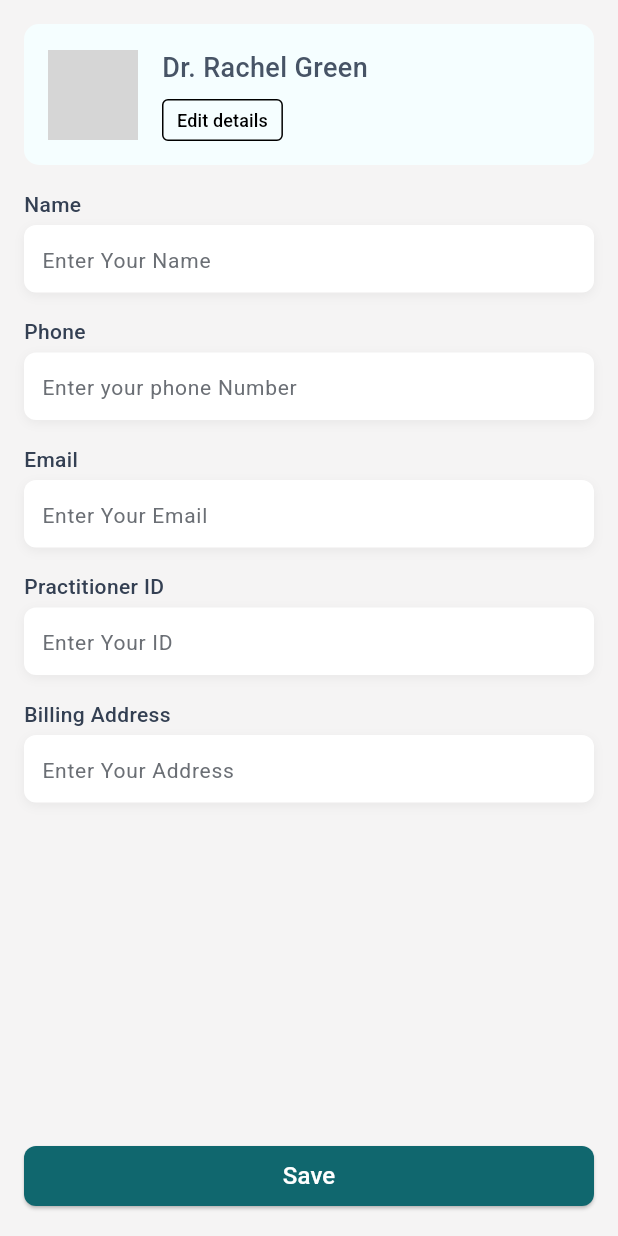
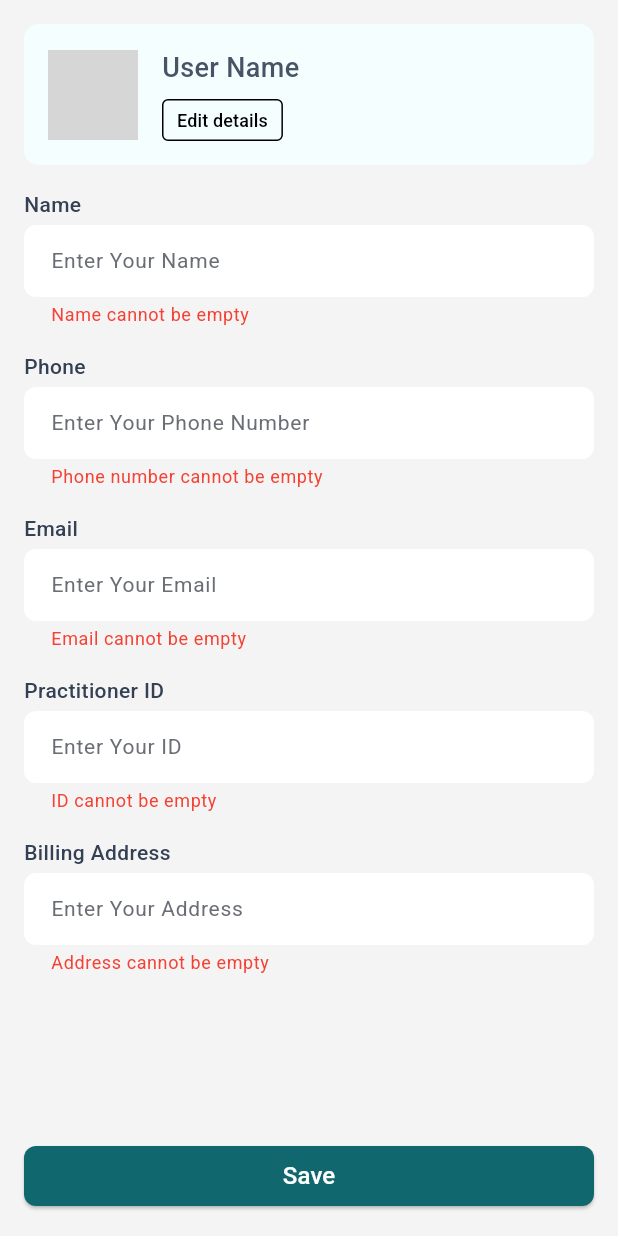
Before and after one commit to vmdirfan3/pharma_connect, a Flutter app: the ProfileView screen opened directly, after a tap on "Edit details", after a tap on "Save", on a phone screen of 412 x 824 dp. Run offline on Flutter 3.47's test engine with Material 3 defaults, Android fonts, the phone set to English and light mode, and no system bars; our stand-ins replace carousel_slider, cloud_firestore, dots_indicator, firebase_core, flutter_svg; accounts and stored records are empty; network calls fail; grey boxes are pictures that could not be loaded.

```diff
--- a/lib/modules/product_details/view/product_detail_screen.dart
+++ b/lib/modules/product_details/view/product_detail_screen.dart
@@ -40,7 +40,7 @@ class ProductDetailScreen extends StatelessWidget {
                               image: AssetImage(
                                 url ?? "",
                               ),
-                              fit: BoxFit.fill,
+                              fit: BoxFit.contain,
                             ),
                             borderRadius: BorderRadius.circular(8)),
                       ))
--- a/lib/modules/profile/controller/profile_controller.dart
+++ b/lib/modules/profile/controller/profile_controller.dart
@@ -3,7 +3,7 @@ import 'package:flutter/cupertino.dart';
 
 class ProfileController with ChangeNotifier {
   ProfileController(){
-    print("object hi bro");
+  fetchData();
   }
   final FirebaseFirestore _firestore = FirebaseFirestore.instance;
 
@@ -12,7 +12,7 @@ class ProfileController with ChangeNotifier {
   TextEditingController emailController = TextEditingController();
   TextEditingController idController = TextEditingController();
   TextEditingController addressController = TextEditingController();
-
+  final formKey = GlobalKey<FormState>();
   bool _isEditing = false;
 
   String? _documentId;
@@ -33,7 +33,7 @@ class ProfileController with ChangeNotifier {
         _documentId = doc.id; // Store document ID for updates
 
         final data = doc.data();
-
+        print("object $data");
         nameController.text = data['name'] ?? '';
         phoneController.text = data['phone'] ?? '';
         emailController.text = data['email'] ?? '';
--- a/lib/modules/profile/view/profile_view.dart
+++ b/lib/modules/profile/view/profile_view.dart
@@ -2,18 +2,22 @@ import 'package:flutter/material.dart';
 import 'package:pharma_connect/modules/profile/controller/profile_controller.dart';
 import 'package:pharma_connect/utils/index.dart';
 import 'package:provider/provider.dart';
+
+import '../../../utils/regex.dart';
 
 class ProfileView extends StatelessWidget {
   const ProfileView({Key? key}) : super(key: key);
 
   @override
   Widget build(BuildContext context) {
-    final profileProvider=Provider.of<ProfileController>(context);
+    final profileProvider = Provider.of<ProfileController>(context);
     return Scaffold(
       backgroundColor: AppColorConst.dashboardBG, // Background color
       body: SingleChildScrollView(
         child: Padding(
           padding: const EdgeInsets.symmetric(horizontal: 16.0),
+          child: Form(
+            key: profileProvider.formKey,
             child: Column(
               crossAxisAlignment: CrossAxisAlignment.start,
               children: [
@@ -30,7 +34,8 @@ class ProfileView extends StatelessWidget {
                       ClipRRect(
                         borderRadius: BorderRadius.circular(8),
                         child: Image.network(
-                        'https://i.ibb.co/gMDTMMg/Avatar.png', // Replace with your image asset path
+                          'https://i.ibb.co/gMDTMMg/Avatar.png',
+                          // Replace with your image asset path
                           width: 60,
                           height: 60,
                           fit: BoxFit.cover,
@@ -40,8 +45,8 @@ class ProfileView extends StatelessWidget {
                       Column(
                         crossAxisAlignment: CrossAxisAlignment.start,
                         children: [
-                        const Text(
-                          'Dr. Rachel Green',
+                          Text(
+                            profileProvider.nameController.text.isNotEmpty?profileProvider.nameController.text:"User Name",
                             style: TextStyle(
                               color: Color(0xFF475466),
                               fontSize: 18,
@@ -54,15 +59,16 @@ class ProfileView extends StatelessWidget {
                             height: 28,
                             child: ElevatedButton(
                               style: ElevatedButton.styleFrom(
-                              padding: const EdgeInsets.symmetric(
-                                  horizontal: 10),
+                                  padding:
+                                      const EdgeInsets.symmetric(horizontal: 10),
                                   backgroundColor: Colors.transparent,
                                   elevation: 0,
                                   side: const BorderSide(width: 1),
-                              shape: RoundedRectangleBorder(borderRadius: BorderRadius.circular(4))
-                            ),
+                                  shape: RoundedRectangleBorder(
+                                      borderRadius: BorderRadius.circular(4))),
                               onPressed: () {
-                              profileProvider.isEditing = !profileProvider.isEditing;
+                                profileProvider.isEditing =
+                                    !profileProvider.isEditing;
                               },
                               child: const Text(
                                 'Edit details',
@@ -80,17 +86,42 @@ class ProfileView extends StatelessWidget {
                 ),
                 // Input Fields
                 buildLabel('Name'),
-              buildField('Enter Your Name',controller: profileProvider.nameController,isEditable: profileProvider.isEditing),
+                buildField(
+                  'Enter Your Name',
+                  controller: profileProvider.nameController,
+                  validator: nameValidator,
+                  isEditable: profileProvider.isEditing,
+                ),
                 buildLabel('Phone'),
-              buildField('Enter your phone Number',controller: profileProvider.phoneController,isEditable: profileProvider.isEditing),
+                buildField(
+                  'Enter Your Phone Number',
+                  controller: profileProvider.phoneController,
+                  validator: phoneValidator,
+                  isEditable: profileProvider.isEditing,
+                ),
                 buildLabel('Email'),
-              buildField('Enter Your Email',controller: profileProvider.emailController,isEditable: profileProvider.isEditing),
+                buildField(
+                  'Enter Your Email',
+                  controller: profileProvider.emailController,
+                  validator: emailValidator,
+                  isEditable: profileProvider.isEditing,
+                ),
                 buildLabel('Practitioner ID'),
-              buildField('Enter Your ID',controller: profileProvider.idController,isEditable: profileProvider.isEditing),
+                buildField(
+                  'Enter Your ID',
+                  controller: profileProvider.idController,
+                  validator: idValidator,
+                  isEditable: profileProvider.isEditing,
+                ),
                 buildLabel('Billing Address'),
-              buildField('Enter Your Address',controller: profileProvider.addressController,isEditable: profileProvider.isEditing),
-
+                buildField(
+                  'Enter Your Address',
+                  controller: profileProvider.addressController,
+                  validator: addressValidator,
+                  isEditable: profileProvider.isEditing,
+                ),
               ],
+            ),
           ),
         ),
       ),
@@ -104,7 +135,9 @@ class ProfileView extends StatelessWidget {
                       borderRadius: BorderRadius.circular(8)),
                 ),
                 onPressed: () {
+                  if (profileProvider.formKey.currentState?.validate() ?? false) {
                     profileProvider.updateData();
+                  }
                 },
                 child: const Text(
                   'Save',
@@ -135,38 +168,41 @@ class ProfileView extends StatelessWidget {
     );
   }
 
-  Widget buildField(String hintText,
-      {TextEditingController? controller, bool isEditable = false}) {
-    return Container(
-      height: 45,
-      padding: const EdgeInsets.symmetric(horizontal: 12),
-      decoration: BoxDecoration(
-        color: Colors.white,
-        borderRadius: BorderRadius.circular(8),
-        boxShadow: [
-          BoxShadow(
-            color: Colors.black.withOpacity(0.05),
-            blurRadius: 5,
-            offset: const Offset(0, 2),
-          ),
-        ],
-      ),
-      child: TextField(
+  Widget buildField(
+    String hintText, {
+    required TextEditingController controller,
+    required String? Function(String?) validator, // Add validator
+    bool isEditable = false,
+  }) {
+    return Column(
+      crossAxisAlignment: CrossAxisAlignment.start,
+      children: [
+        TextFormField(
           controller: controller,
-        readOnly: !isEditable, // Disable editing based on state
+          readOnly: !isEditable,
+          validator: validator,
           style: const TextStyle(
             fontSize: 14,
             color: Color(0xFF6B6F75),
           ),
-        decoration: InputDecoration(
+          decoration: InputDecoration(fillColor: Colors.white,filled: true,
             hintText: hintText,
             hintStyle: const TextStyle(
               fontSize: 14,
               color: Color(0xFF6B6F75),
             ),
-          border: InputBorder.none,
-          contentPadding: EdgeInsets.zero,
+            border: OutlineInputBorder(
+              borderSide: BorderSide.none,
+              borderRadius: BorderRadius.circular(8),
+            ),
+            errorStyle: const TextStyle(
+              fontSize: 12,
+              color: Colors.red,
+            ),
+            contentPadding: const EdgeInsets.symmetric(horizontal: 14,vertical: 10),
           ),
         ),
+      ],
     );
-  }}
+  }
+}
--- /dev/null
+++ b/lib/utils/regex.dart
@@ -0,0 +1,45 @@
+String? nameValidator(String? value) {
+  if (value == null || value.isEmpty) {
+    return "Name cannot be empty";
+  }
+  if (!RegExp(r'^[a-zA-Z\s]+$').hasMatch(value)) {
+    return "Enter a valid name (letters only)";
+  }
+  return null;
+}
+
+String? phoneValidator(String? value) {
+  if (value == null || value.isEmpty) {
+    return "Phone number cannot be empty";
+  }
+  if (!RegExp(r'^\d{10}$').hasMatch(value)) {
+    return "Enter a valid 10-digit phone number";
+  }
+  return null;
+}
+
+String? emailValidator(String? value) {
+  if (value == null || value.isEmpty) {
+    return "Email cannot be empty";
+  }
+  if (!RegExp(r'^[\w-\.]+@([\w-]+\.)+[\w-]{2,4}$').hasMatch(value)) {
+    return "Enter a valid email address";
+  }
+  return null;
+}
+
+// Validator for Practitioner ID
+String? idValidator(String? value) {
+  if (value == null || value.isEmpty) {
+    return "ID cannot be empty";
+  }
+  return null;
+}
+
+// Validator for Billing Address
+String? addressValidator(String? value) {
+  if (value == null || value.isEmpty) {
+    return "Address cannot be empty";
+  }
+  return null;
+}
```
Also changed, not shown: 1 other file. Lines whose indentation alone changed are shown as unchanged.
